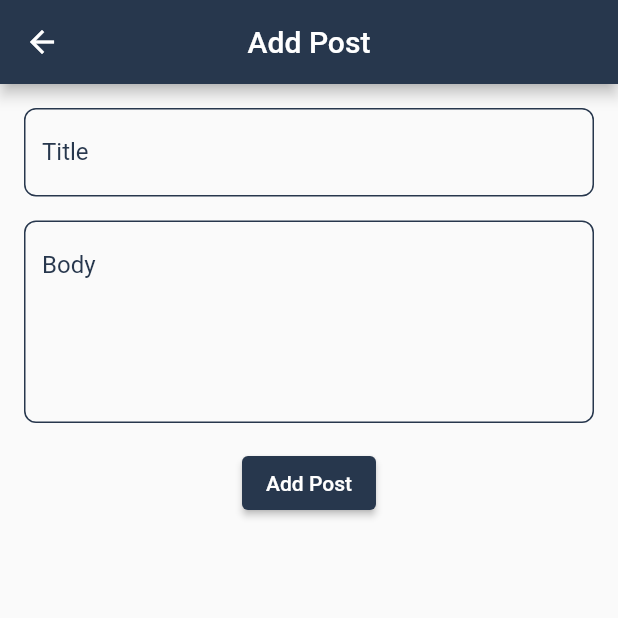
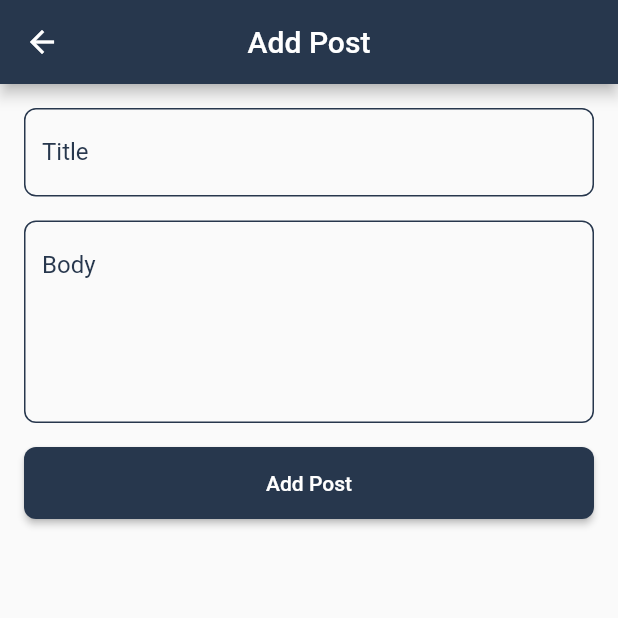
Before and after one commit to emamhasan19/CRUD-Project, a Flutter app: the AddPostPage screen opened directly, on a phone screen of 412 x 824 dp, the top half of it. Run offline on Flutter 3.47's test engine with Material 2 defaults, Android fonts, the phone set to English and light mode, and no system bars; our stand-ins replace dartz, equatable, flutter_bloc, fluttertoast.

Commit message:
Modifies updatePosts functionalities

```diff
--- a/lib/src/features/post/presentation/add_posts/bloc/add_post_bloc.dart
+++ b/lib/src/features/post/presentation/add_posts/bloc/add_post_bloc.dart
@@ -46,7 +46,7 @@ class AddPostBloc extends Bloc<AddPostEvent, AddPostState> {
   ) async {
     // await Future.delayed(const Duration(seconds: 1));
     try {
-      emit(state.copyWith(status: AddPostStatus.initial));
+      emit(state.copyWith(status: AddPostStatus.loading));
       await addPostUseCase.execute(event.newPost);
       emit(state.copyWith(status: AddPostStatus.success, post: event.newPost));
     } catch (error) {
--- a/lib/src/features/post/presentation/add_posts/bloc/add_post_state.dart
+++ b/lib/src/features/post/presentation/add_posts/bloc/add_post_state.dart
@@ -1,7 +1,7 @@
 import 'package:equatable/equatable.dart';
 import 'package:flutter_details/src/features/post/root/domain/entities/post_entity.dart';
 
-enum AddPostStatus { initial, success, failure }
+enum AddPostStatus { initial, success, failure, loading }
 
 class AddPostState extends Equatable {
   final AddPostStatus status;
--- a/lib/src/features/post/presentation/add_posts/pages/add_post_page.dart
+++ b/lib/src/features/post/presentation/add_posts/pages/add_post_page.dart
@@ -51,6 +51,13 @@ class _AddPostPageState extends State<AddPostPage> {
           }
         },
         builder: (context, state) {
+          if (state.status == AddPostStatus.loading) {
+            return const Center(
+              child: CircularProgressIndicator(
+                color: Palette.primary_color,
+              ),
+            );
+          }
           return Padding(
             padding: const EdgeInsets.all(16.0),
             child: Form(
@@ -91,8 +98,18 @@ class _AddPostPageState extends State<AddPostPage> {
                   const SizedBox(height: 16.0),
                   ElevatedButton(
                     style: ButtonStyle(
+                      minimumSize: MaterialStateProperty.all<Size>(
+                          const Size(double.infinity, 48)),
                       backgroundColor: MaterialStateProperty.all<Color>(
-                          Palette.primary_color),
+                        Palette.primary_color,
+                      ),
+                      shape: MaterialStateProperty.all<RoundedRectangleBorder>(
+                        RoundedRectangleBorder(
+                          borderRadius: BorderRadius.circular(
+                            8,
+                          ), // Set the desired borderRadius
+                        ),
+                      ),
                     ),
                     onPressed: () {
                       if (_formKey.currentState!.validate()) {
--- a/lib/src/features/post/root/data/data_sources/post_remote_data_source.dart
+++ b/lib/src/features/post/root/data/data_sources/post_remote_data_source.dart
@@ -6,7 +6,7 @@ abstract class PostRemoteDataSource {
 
   Future<Response> deletePost(int postId);
 
-  Future<Response> updatePosts(PostEntity post, int id);
+  Future<Response> updatePosts(PostEntity post);
 
   Future<Response> addPosts(PostEntity postEntity);
 }
--- a/lib/src/features/post/root/data/data_sources/post_remote_data_source_impl.dart
+++ b/lib/src/features/post/root/data/data_sources/post_remote_data_source_impl.dart
@@ -44,10 +44,10 @@ class PostRemoteDataSourceImp implements PostRemoteDataSource {
   }
 
   @override
-  Future<Response> updatePosts(PostEntity updatedPost, int id) async {
+  Future<Response> updatePosts(PostEntity updatedPost) async {
     var client = http.Client();
 
-    final url = 'https://jsonplaceholder.typicode.com/posts/$id';
+    final url = 'https://jsonplaceholder.typicode.com/posts/${updatedPost.id}';
     final response = await client.put(
       Uri.parse(url),
       body: jsonEncode(updatedPost.toJson()),
--- a/lib/src/features/post/root/data/repositories/post_repository_impl.dart
+++ b/lib/src/features/post/root/data/repositories/post_repository_impl.dart
@@ -59,8 +59,7 @@ class PostRepositoryIml implements PostRepository {
   @override
   Future<Either<String, PostEntity>> editPosts(PostEntity post) async {
     try {
-      final Response response =
-          await postRemoteDataSource.updatePosts(post, post.id);
+      final Response response = await postRemoteDataSource.updatePosts(post);
 
       if (response.statusCode == 200) {
         return Right(post);
```
